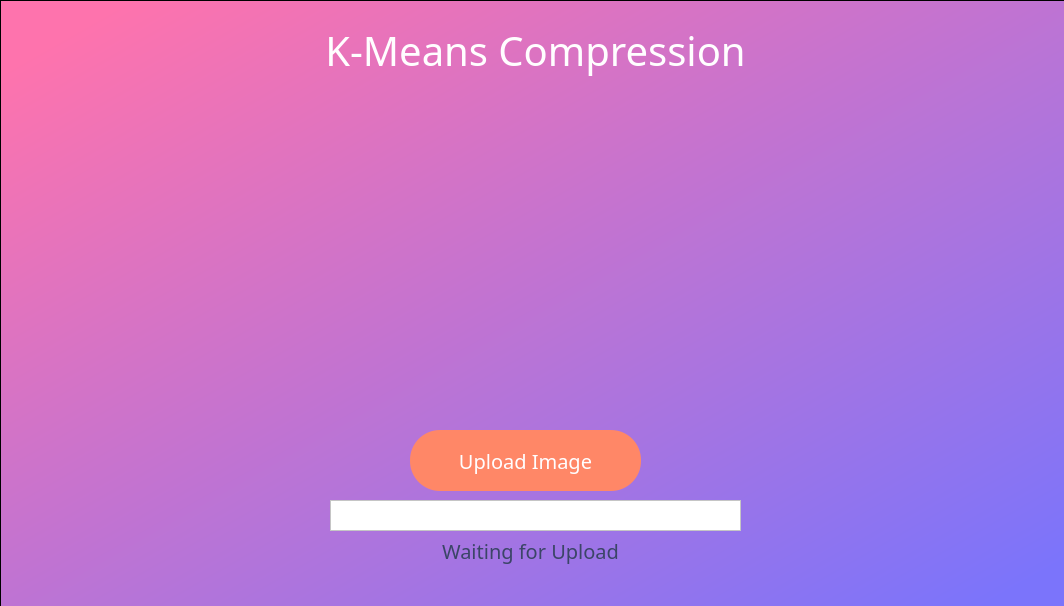
Old version of the form ImageComressionUsingK-means/front.ui in the repository SumukhJadhav/compression-decompression.
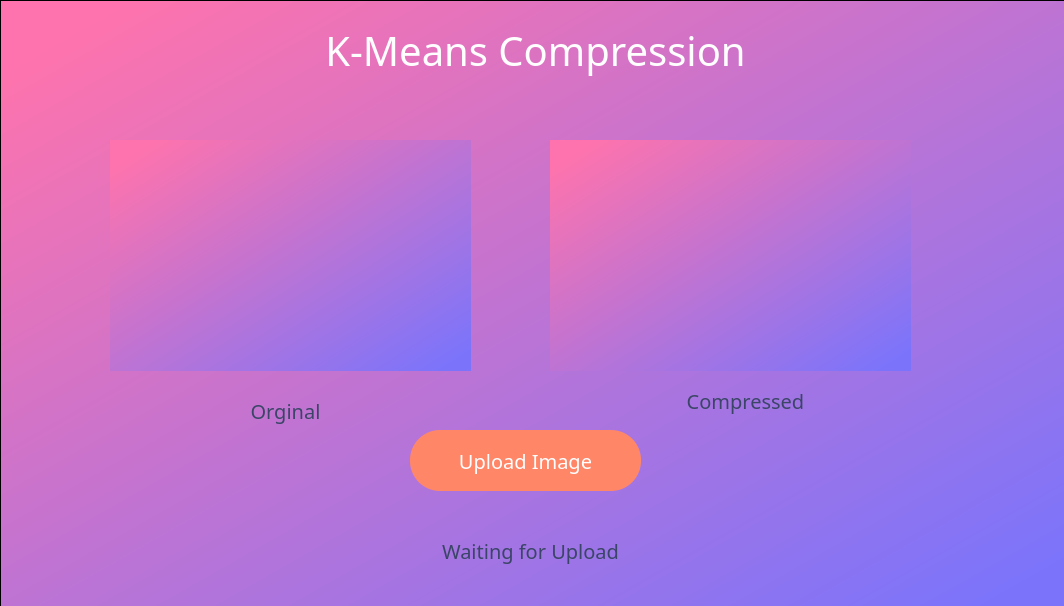
New version of the form.

What changed in the file:
```diff
--- a/ImageComressionUsingK-means/front.ui
+++ b/ImageComressionUsingK-means/front.ui
@@ -210,17 +210,110 @@
       <bool>false</bool>
      </property>
     </widget>
-    <widget class="QTextEdit" name="textEdit">
+    <widget class="QLabel" name="label_2">
      <property name="geometry">
       <rect>
-       <x>330</x>
-       <y>500</y>
-       <width>411</width>
-       <height>31</height>
+       <x>550</x>
+       <y>140</y>
+       <width>361</width>
+       <height>231</height>
       </rect>
      </property>
+     <property name="text">
+      <string/>
+     </property>
+    </widget>
+    <widget class="QLabel" name="label_3">
+     <property name="geometry">
+      <rect>
+       <x>110</x>
+       <y>140</y>
+       <width>361</width>
+       <height>231</height>
+      </rect>
+     </property>
+     <property name="text">
+      <string/>
+     </property>
+    </widget>
+    <widget class="QPushButton" name="UpdataData_5">
+     <property name="geometry">
+      <rect>
+       <x>180</x>
+       <y>380</y>
+       <width>211</width>
+       <height>61</height>
+      </rect>
+     </property>
+     <property name="font">
+      <font>
+       <family>Front Page News 1.1</family>
+       <pointsize>15</pointsize>
+       <weight>50</weight>
+       <italic>false</italic>
+       <bold>false</bold>
+       <underline>false</underline>
+       <strikeout>false</strikeout>
+      </font>
+     </property>
+     <property name="focusPolicy">
+      <enum>Qt::StrongFocus</enum>
+     </property>
+     <property name="layoutDirection">
+      <enum>Qt::LeftToRight</enum>
+     </property>
      <property name="styleSheet">
-      <string notr="true">background-color: rgb(255, 255, 255);</string>
+      <string notr="true">color: rgba(59,69,103,255);
+
+border-radius: 30px;
+
+</string>
+     </property>
+     <property name="text">
+      <string>Orginal</string>
+     </property>
+     <property name="checkable">
+      <bool>false</bool>
+     </property>
+    </widget>
+    <widget class="QPushButton" name="UpdataData_6">
+     <property name="geometry">
+      <rect>
+       <x>640</x>
+       <y>370</y>
+       <width>211</width>
+       <height>61</height>
+      </rect>
+     </property>
+     <property name="font">
+      <font>
+       <family>Front Page News 1.1</family>
+       <pointsize>15</pointsize>
+       <weight>50</weight>
+       <italic>false</italic>
+       <bold>false</bold>
+       <underline>false</underline>
+       <strikeout>false</strikeout>
+      </font>
+     </property>
+     <property name="focusPolicy">
+      <enum>Qt::StrongFocus</enum>
+     </property>
+     <property name="layoutDirection">
+      <enum>Qt::LeftToRight</enum>
+     </property>
+     <property name="styleSheet">
+      <string notr="true">color: rgba(59,69,103,255);
+
+border-radius: 30px;
+
+</string>
+     </property>
+     <property name="text">
+      <string>Compressed</string>
+     </property>
+     <property name="checkable">
+      <bool>false</bool>
      </property>
     </widget>
    </widget>
```
